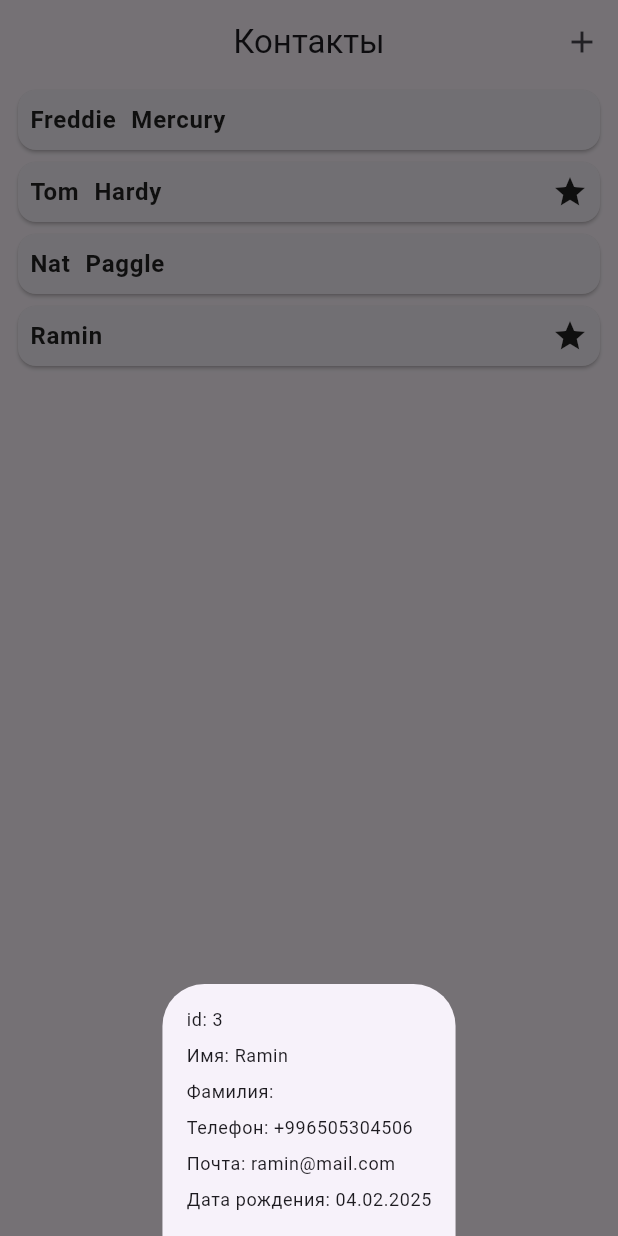
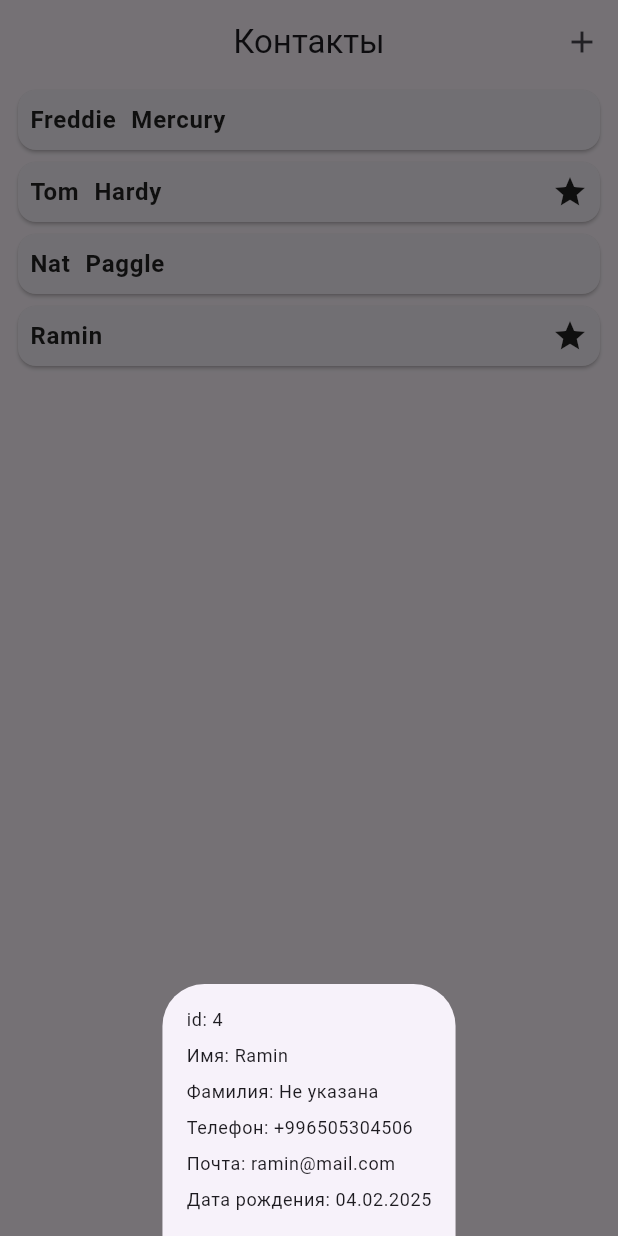
Before and after one commit to N1k1man/contacts, a Flutter app: the screen it shows after launch, after a tap on "Ramin", on a phone screen of 412 x 824 dp. Run offline on Flutter 3.47's test engine with Material 3 defaults, Android fonts, the phone set to English and light mode, and no system bars.

Commit message:
HomeWork 28: Исправил добавление контакта, теперь дата рождения по дефолту не добавляется

```diff
--- a/lib/contacts_app.dart
+++ b/lib/contacts_app.dart
@@ -35,7 +35,7 @@ class _ContactsAppState extends State<ContactsApp> {
       dateOfBirth: DateTime(2005, 5, 5),
     ),
     Contact(
-      id: 3,
+      id: 4,
       name: 'Ramin',
       surname: '',
       phone: '+996505304506',
--- a/lib/models/contact.dart
+++ b/lib/models/contact.dart
@@ -4,7 +4,7 @@ class Contact {
   final String surname;
   final String phone;
   final String email;
-  final DateTime dateOfBirth;
+  final DateTime? dateOfBirth;
 
   Contact({
     required this.id,
@@ -12,6 +12,6 @@ class Contact {
     required this.surname,
     required this.phone,
     required this.email,
-    required this.dateOfBirth,
+    this.dateOfBirth,
   });
 }
--- a/lib/widgets/contact_card.dart
+++ b/lib/widgets/contact_card.dart
@@ -22,11 +22,12 @@ class ContactCard extends StatelessWidget {
     final theme = Theme.of(context);
     final bodyLargeStyle = theme.textTheme.bodyLarge!;
 
-    bool isBirthday = contact.dateOfBirth.year == DateTime.now().year &&
-        contact.dateOfBirth.month == DateTime.now().month &&
-        contact.dateOfBirth.day == DateTime.now().day;
+    bool isBirthday = contact.dateOfBirth != null &&
+        contact.dateOfBirth!.year == DateTime.now().year &&
+        contact.dateOfBirth!.month == DateTime.now().month &&
+        contact.dateOfBirth!.day == DateTime.now().day;
 
-    bool isEmptySurname = contact.surname != '';
+    bool isEmptySurname = contact.surname.isNotEmpty;
 
     return GestureDetector(
       onTap: () {
--- a/lib/widgets/contact_modal.dart
+++ b/lib/widgets/contact_modal.dart
@@ -6,6 +6,10 @@ class ContactModal extends StatelessWidget {
   final Contact contact;
 
   const ContactModal({super.key, required this.contact});
+
+  String _getFieldValue(String? value) {
+    return value?.isNotEmpty == true ? value! : 'Не указана';
+  }
 
   @override
   Widget build(BuildContext context) {
@@ -23,27 +27,27 @@ class ContactModal extends StatelessWidget {
           ),
           SizedBox(height: 8),
           Text(
-            'Имя: ${contact.name}',
+            'Имя: ${_getFieldValue(contact.name)}',
             style: theme.textTheme.bodySmall,
           ),
           SizedBox(height: 8),
           Text(
-            'Фамилия: ${contact.surname}',
+            'Фамилия: ${_getFieldValue(contact.surname)}',
             style: theme.textTheme.bodySmall,
           ),
           SizedBox(height: 8),
           Text(
-            'Телефон: ${contact.phone}',
+            'Телефон: ${_getFieldValue(contact.phone)}',
             style: theme.textTheme.bodySmall,
           ),
           SizedBox(height: 8),
           Text(
-            'Почта: ${contact.email}',
+            'Почта: ${_getFieldValue(contact.email)}',
             style: theme.textTheme.bodySmall,
           ),
           SizedBox(height: 8),
           Text(
-            'Дата рождения: ${formatDate(contact.dateOfBirth)}',
+            'Дата рождения: ${contact.dateOfBirth != null ? formatDate(contact.dateOfBirth!) : 'Не указана'}',
             style: theme.textTheme.bodySmall,
           ),
         ],
```
Also changed, not shown: lib/widgets/new_contact.dart (+28 -21 lines).
